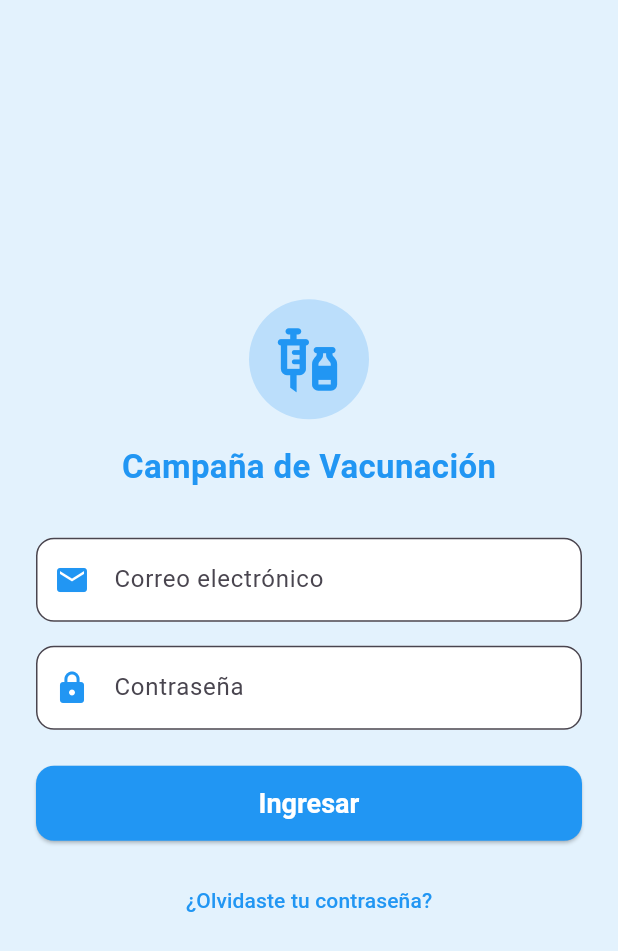
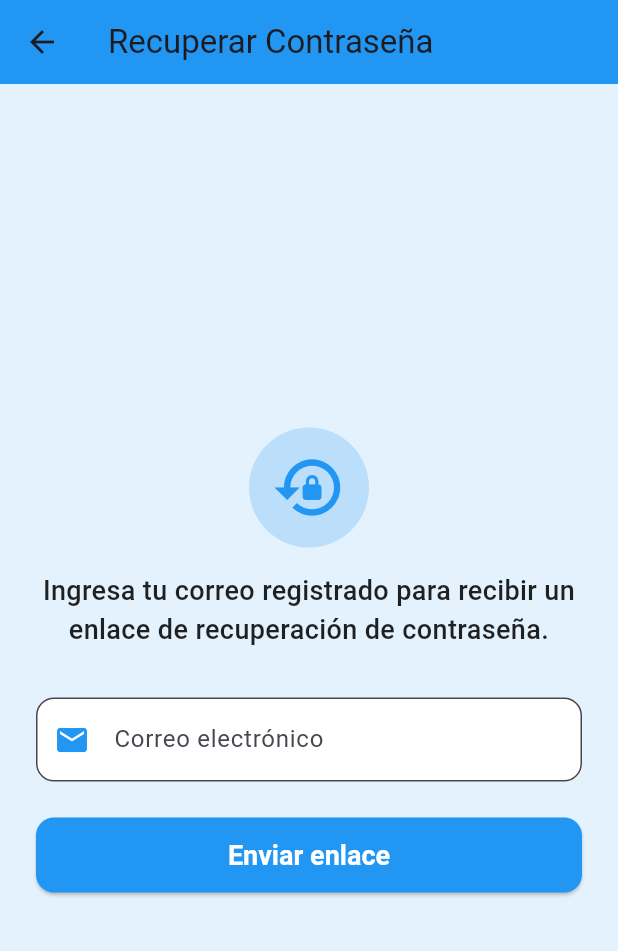
Before and after one commit to PauloCisneros/mascotas_app, a Flutter app: the screen it shows after launch, after a tap on "¿Olvidaste tu contraseña?", on a phone screen of 412 x 824 dp. Shown: the top 951 px of the screen. Run offline on Flutter 3.47's test engine with Material 3 defaults, Android fonts, the phone set to English and light mode, and no system bars; our stand-ins replace geolocator, image_picker, supabase_flutter; accounts and stored records are empty.

Commit message:
Recuperar contraseña

```diff
--- a/lib/main.dart
+++ b/lib/main.dart
@@ -8,6 +8,7 @@ import 'pages/vaccination/vaccination_form_page.dart';
 import 'pages/vaccination/vaccination_details_page.dart';
 import 'pages/managment/sector_management_page.dart';
 import 'pages/managment/user_management_page.dart';
+import 'pages/auth/recovery_password_page.dart';
 
 void main() async {
   WidgetsFlutterBinding.ensureInitialized();
@@ -33,6 +34,7 @@ class MainApp extends StatelessWidget {
         '/vaccination-form': (context) => const VaccinationFormPage(),
         '/vaccination-details': (context) => const VaccinationDetailsPage(),
         '/sector-management': (context) => const SectorManagementPage(),
+        '/recovery-password': (context) => const RecoveryPasswordPage(),
       },
       onGenerateRoute: (settings) {
         if (settings.name == '/user-management') {
--- a/lib/pages/auth/login_page.dart
+++ b/lib/pages/auth/login_page.dart
@@ -1,6 +1,8 @@
 import 'package:flutter/material.dart';
 import 'package:supabase_flutter/supabase_flutter.dart';
 import '../../services/auth_service.dart';
+import '../auth/recovery_password_page.dart';
+
 
 class LoginPage extends StatefulWidget {
   const LoginPage({super.key});
@@ -144,13 +146,18 @@ class _LoginPageState extends State<LoginPage> {
               // Texto adicional
               TextButton(
                 onPressed: () {
-                  // Aquí podrías enlazar a recuperación de contraseña
+                  Navigator.push(
+                    context,
+                    MaterialPageRoute(
+                      builder: (_) => const RecoveryPasswordPage(),
+                    ),
+                  );
                 },
                 child: const Text(
                   "¿Olvidaste tu contraseña?",
                   style: TextStyle(color: Colors.blue),
                 ),
-              ),
+              )
             ],
           ),
         ),
--- a/lib/pages/auth/recovery_password_page.dart
+++ b/lib/pages/auth/recovery_password_page.dart
@@ -0,0 +1,154 @@
+import 'package:flutter/material.dart';
+import 'package:supabase_flutter/supabase_flutter.dart';
+
+class RecoveryPasswordPage extends StatefulWidget {
+  const RecoveryPasswordPage({super.key});
+
+  @override
+  State<RecoveryPasswordPage> createState() =>
+      _RecoveryPasswordPageState();
+}
+
+class _RecoveryPasswordPageState extends State<RecoveryPasswordPage> {
+  final _emailController = TextEditingController();
+  bool _isLoading = false;
+
+  Future<void> _sendRecoveryEmail() async {
+    final email = _emailController.text.trim();
+
+    if (email.isEmpty) {
+      ScaffoldMessenger.of(context).showSnackBar(
+        const SnackBar(
+          content: Text("Ingrese su correo electrónico"),
+          backgroundColor: Colors.redAccent,
+        ),
+      );
+      return;
+    }
+
+    setState(() => _isLoading = true);
+
+    try {
+      await Supabase.instance.client.auth.resetPasswordForEmail(email);
+
+      if (!mounted) return;
+
+      ScaffoldMessenger.of(context).showSnackBar(
+        const SnackBar(
+          content: Text(
+            "Si el correo está registrado, se envió un enlace de recuperación",
+          ),
+          backgroundColor: Colors.green,
+        ),
+      );
+
+      Navigator.pop(context);
+    } on AuthException catch (e) {
+      ScaffoldMessenger.of(context).showSnackBar(
+        SnackBar(
+          content: Text(e.message),
+          backgroundColor: Colors.redAccent,
+        ),
+      );
+    } catch (e) {
+      ScaffoldMessenger.of(context).showSnackBar(
+        SnackBar(
+          content: Text("Error: $e"),
+          backgroundColor: Colors.redAccent,
+        ),
+      );
+    }
+
+    if (mounted) {
+      setState(() => _isLoading = false);
+    }
+  }
+
+  @override
+  void dispose() {
+    _emailController.dispose();
+    super.dispose();
+  }
+
+  @override
+  Widget build(BuildContext context) {
+    return Scaffold(
+      backgroundColor: Colors.blue.shade50,
+      appBar: AppBar(
+        title: const Text("Recuperar Contraseña"),
+        backgroundColor: Colors.blue,
+      ),
+      body: Center(
+        child: SingleChildScrollView(
+          padding: const EdgeInsets.symmetric(horizontal: 24, vertical: 40),
+          child: Column(
+            children: [
+              CircleAvatar(
+                radius: 40,
+                backgroundColor: Colors.blue.shade100,
+                child: const Icon(
+                  Icons.lock_reset,
+                  size: 50,
+                  color: Colors.blue,
+                ),
+              ),
+
+              const SizedBox(height: 16),
+
+              const Text(
+                "Ingresa tu correo registrado para recibir un enlace de recuperación de contraseña.",
+                textAlign: TextAlign.center,
+                style: TextStyle(
+                  fontSize: 18,
+                  fontWeight: FontWeight.w500,
+                  color: Colors.black87,
+                ),
+              ),
+
+              const SizedBox(height: 32),
+
+              TextField(
+                controller: _emailController,
+                keyboardType: TextInputType.emailAddress,
+                decoration: InputDecoration(
+                  prefixIcon: const Icon(Icons.email, color: Colors.blue),
+                  labelText: "Correo electrónico",
+                  hintText: "ejemplo@correo.com",
+                  border: OutlineInputBorder(
+                    borderRadius: BorderRadius.circular(12),
+                  ),
+                  filled: true,
+                  fillColor: Colors.white,
+                ),
+              ),
+
+              const SizedBox(height: 24),
+
+              _isLoading
+                  ? const CircularProgressIndicator()
+                  : SizedBox(
+                      width: double.infinity,
+                      height: 50,
+                      child: ElevatedButton(
+                        onPressed: _sendRecoveryEmail,
+                        style: ElevatedButton.styleFrom(
+                          shape: RoundedRectangleBorder(
+                            borderRadius: BorderRadius.circular(12),
+                          ),
+                          backgroundColor: Colors.blue,
+                          foregroundColor: Colors.white,
+                          textStyle: const TextStyle(
+                            fontSize: 18,
+                            fontWeight: FontWeight.bold,
+                          ),
+                        ),
+                        child: const Text("Enviar enlace"),
+                      ),
+                    ),
+            ],
+          ),
+        ),
+      ),
+    );
+  }
+}
```
Also changed, not shown: lib/pages/dashboard/dashboard_page.dart (+155 -97 lines), lib/services/database_service.dart (+25 -9 lines).
